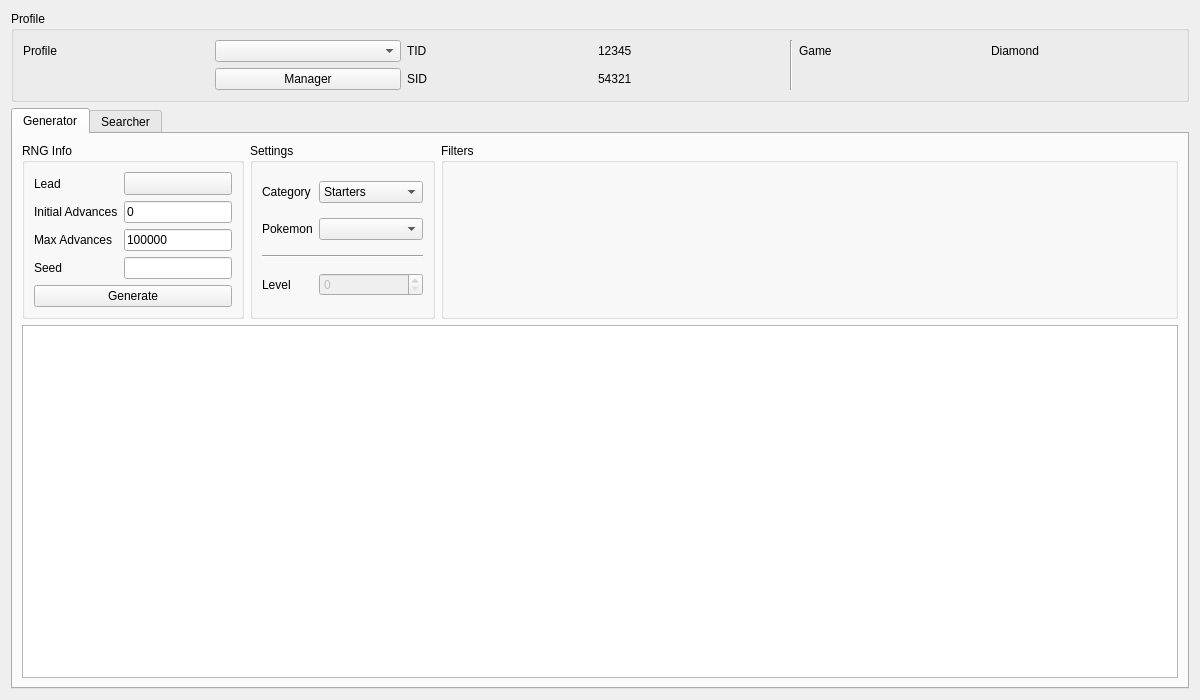
Above: Source/Form/Gen4/Static4.ui from Admiral-Fish/PokeFinder before the change. Below: the same form after it.
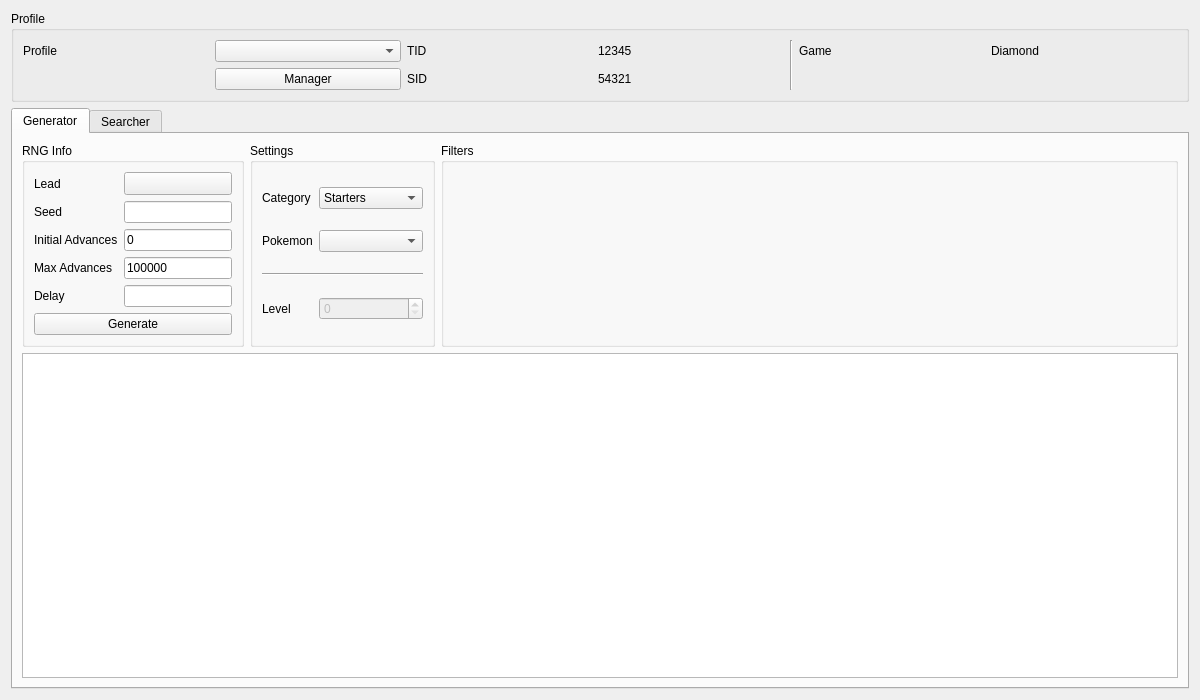
That is the form after the change. Custom widgets are drawn as their Qt base class.

Diff of the .ui file:
```diff
--- a/Source/Form/Gen4/Static4.ui
+++ b/Source/Form/Gen4/Static4.ui
@@ -102,20 +102,6 @@
           <string>RNG Info</string>
          </property>
          <layout class="QGridLayout" name="gridLayout_6">
-          <item row="3" column="0">
-           <widget class="QLabel" name="labelGeneratorSeed">
-            <property name="text">
-             <string>Seed</string>
-            </property>
-           </widget>
-          </item>
-          <item row="0" column="0">
-           <widget class="QLabel" name="labelGeneratorLead">
-            <property name="text">
-             <string>Lead</string>
-            </property>
-           </widget>
-          </item>
           <item row="0" column="1">
            <widget class="ComboMenu" name="toolButtonGeneratorLead">
             <property name="sizePolicy">
@@ -126,42 +112,42 @@
             </property>
            </widget>
           </item>
-          <item row="3" column="1">
-           <widget class="TextBox" name="textBoxGeneratorSeed">
-            <property name="maxLength">
-             <number>8</number>
+          <item row="2" column="0">
+           <widget class="QLabel" name="labelGeneratorInitialAdvances">
+            <property name="text">
+             <string>Initial Advances</string>
             </property>
            </widget>
           </item>
           <item row="2" column="1">
+           <widget class="TextBox" name="textBoxGeneratorInitialAdvances">
+            <property name="text">
+             <string notr="true">0</string>
+            </property>
+           </widget>
+          </item>
+          <item row="3" column="1">
            <widget class="TextBox" name="textBoxGeneratorMaxAdvances">
             <property name="text">
              <string notr="true">100000</string>
             </property>
            </widget>
           </item>
-          <item row="2" column="0">
+          <item row="0" column="0">
+           <widget class="QLabel" name="labelGeneratorLead">
+            <property name="text">
+             <string>Lead</string>
+            </property>
+           </widget>
+          </item>
+          <item row="3" column="0">
            <widget class="QLabel" name="labelGeneratorMaxAdvances">
             <property name="text">
              <string>Max Advances</string>
             </property>
            </widget>
           </item>
-          <item row="1" column="1">
-           <widget class="TextBox" name="textBoxGeneratorInitialAdvances">
-            <property name="text">
-             <string notr="true">0</string>
-            </property>
-           </widget>
-          </item>
-          <item row="1" column="0">
-           <widget class="QLabel" name="labelGeneratorInitialAdvances">
-            <property name="text">
-             <string>Initial Advances</string>
-            </property>
-           </widget>
-          </item>
-          <item row="4" column="0" colspan="2">
+          <item row="5" column="0" colspan="2">
            <widget class="QPushButton" name="pushButtonGenerate">
             <property name="enabled">
              <bool>true</bool>
@@ -177,6 +163,30 @@
             </property>
            </widget>
           </item>
+          <item row="1" column="0">
+           <widget class="QLabel" name="labelGeneratorSeed">
+            <property name="text">
+             <string>Seed</string>
+            </property>
+           </widget>
+          </item>
+          <item row="1" column="1">
+           <widget class="TextBox" name="textBoxGeneratorSeed">
+            <property name="maxLength">
+             <number>8</number>
+            </property>
+           </widget>
+          </item>
+          <item row="4" column="1">
+           <widget class="TextBox" name="textBoxGeneratorDelay"/>
+          </item>
+          <item row="4" column="0">
+           <widget class="QLabel" name="labelGeneratorDelay">
+            <property name="text">
+             <string>Delay</string>
+            </property>
+           </widget>
+          </item>
          </layout>
         </widget>
        </item>
```
Left out of the diff: 9 changed lines with no effect on the pictures.
